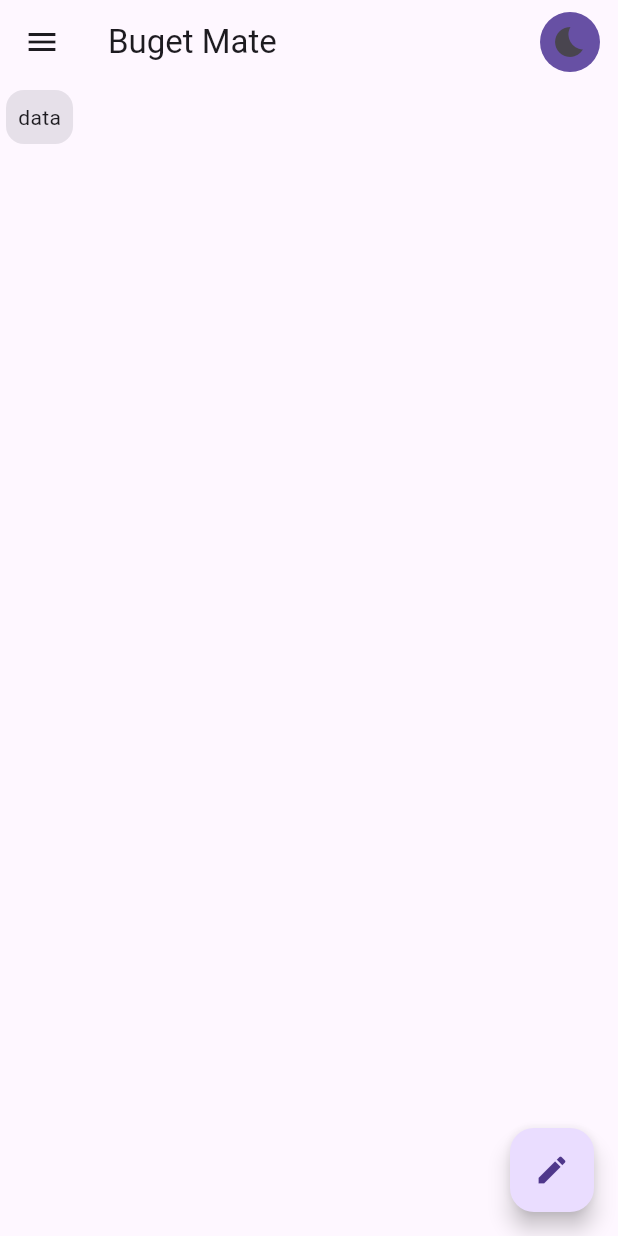
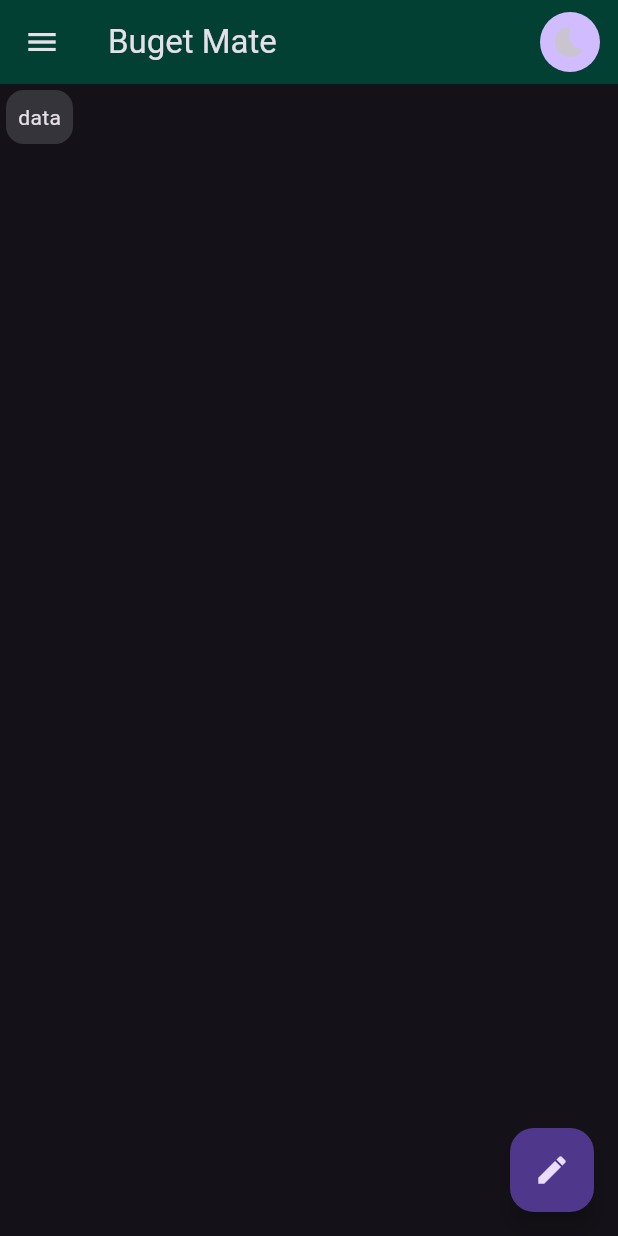
Before and after one commit to NightmareFox12/budget_mate, a Flutter app: the screen it shows after launch, on a phone screen of 412 x 824 dp. Run offline on Flutter 3.47's test engine with Material 3 defaults, Android fonts, the phone set to English and light mode, and no system bars; our stand-ins replace flutter_hooks.

Commit message:
feat: Add light theme and theme switching

```diff
--- a/lib/app.dart
+++ b/lib/app.dart
@@ -1,4 +1,5 @@
 import 'package:budget_mate/theme/dark.dart';
+import 'package:budget_mate/theme/light.dart';
 import 'package:flutter/material.dart';
 import 'package:flutter_hooks/flutter_hooks.dart';
 
@@ -13,6 +14,8 @@ class AppDart extends HookWidget {
     return MaterialApp(
       title: 'App durisima',
       darkTheme: BudgetMateDarkTheme().theme,
+      theme: BudgetMateLightTheme().theme,
+      themeMode: lightTheme.value ? ThemeMode.light : ThemeMode.dark,
       home: Scaffold(
         appBar: AppBar(
           title: Text('Buget Mate'),
--- /dev/null
+++ b/lib/theme/light.dart
@@ -0,0 +1,10 @@
+import 'package:flutter/material.dart';
+
+final class BudgetMateLightTheme {
+  final theme = ThemeData.light().copyWith(
+    buttonTheme: ButtonThemeData().copyWith(
+      buttonColor: Color.fromARGB(255, 67, 255, 217),
+    ),
+    appBarTheme: AppBarTheme().copyWith(backgroundColor: Color(0xff034034)),
+  );
+}
```
